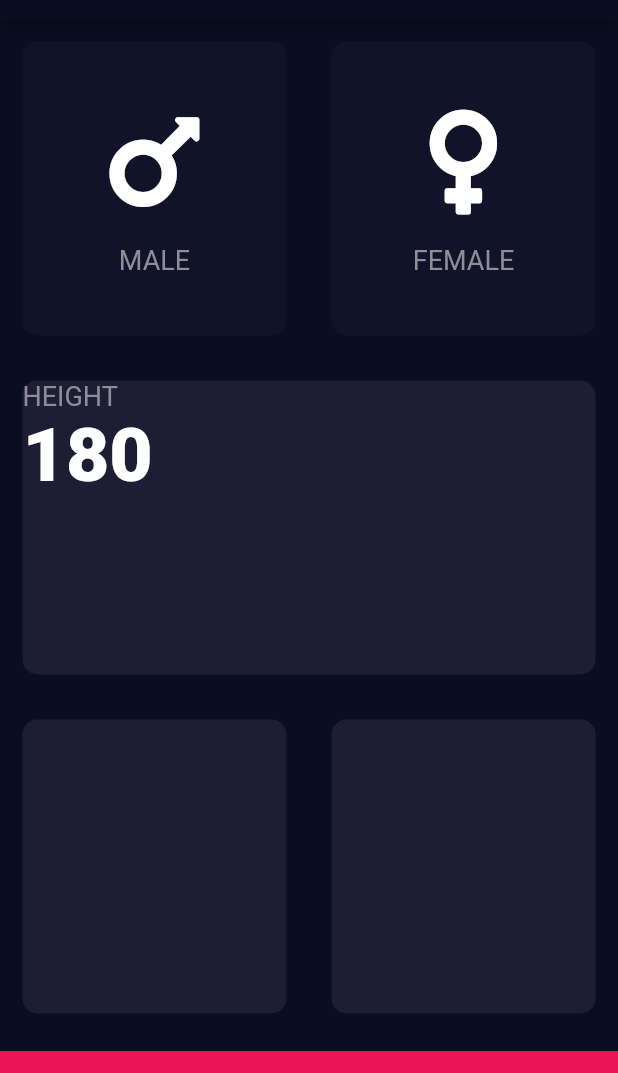
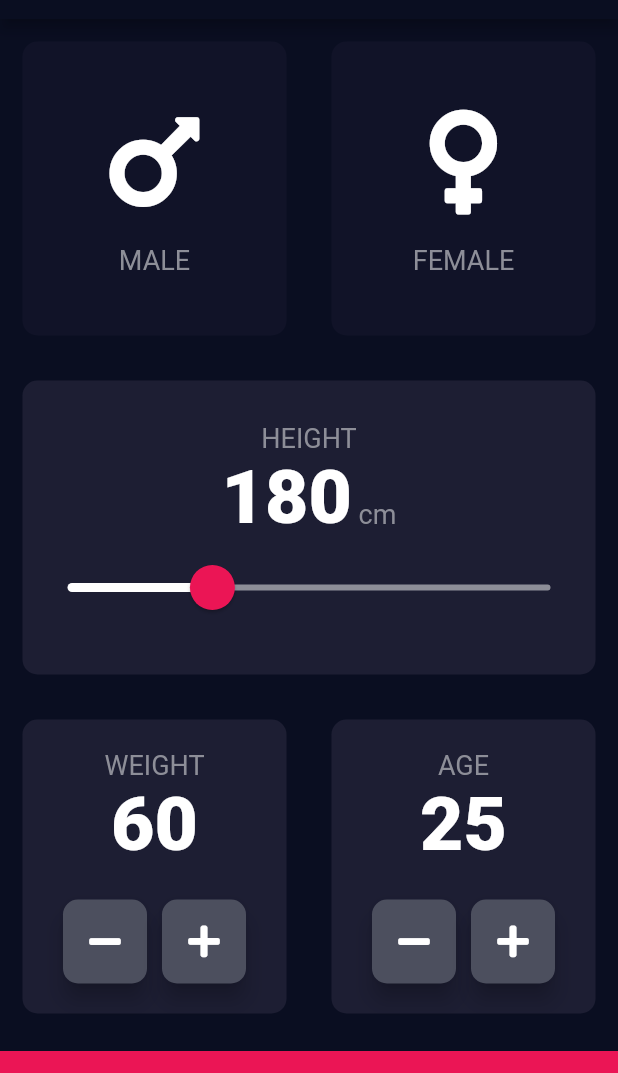
Before and after one commit to eightbytestech/ebt_bmi_calculator, a Flutter app: the screen it shows after launch, on a phone screen of 412 x 824 dp, the part 65-1138 px from its top. Run offline on Flutter 3.47's test engine with Material 2 defaults, Android fonts, the phone set to English and light mode, and no system bars; our stand-ins replace font_awesome_flutter.

Commit message:
added the slider, weight, and age options

```diff
--- a/lib/bmi_constants.dart
+++ b/lib/bmi_constants.dart
@@ -10,3 +10,11 @@ const kLabelTextStyle = TextStyle(
   fontSize: 18.0,
   color: Color(0xFF8D8E98),
 );
+
+const kNumberTextStyle = TextStyle(
+  fontSize: 50.0,
+  fontWeight: FontWeight.w900,
+);
+
+const kMininumValue = 120.0;
+const kMaximumValue = 320.0;
--- a/lib/input_page.dart
+++ b/lib/input_page.dart
@@ -6,15 +6,17 @@ import 'icon_content.dart';
 
 enum Gender { male, female }
 
-
 class InputPage extends StatefulWidget {
   @override
   _InputPageState createState() => _InputPageState();
 }
 
 class _InputPageState extends State<InputPage> {
+  Gender selectedGender;
 
-  Gender selectedGender;
+  int _height = 180;
+  int _weight = 60;
+  int _age = 25;
 
   @override
   Widget build(BuildContext context) {
@@ -25,18 +27,21 @@ class _InputPageState extends State<InputPage> {
         ),
       ),
       body: Column(
+        crossAxisAlignment: CrossAxisAlignment.stretch,
         children: <Widget>[
           Expanded(
             child: Row(
               children: <Widget>[
                 Expanded(
-                  child: ReUsableCard(
+                  child: ReusableCard(
                     onPress: () {
                       setState(() {
                         selectedGender = Gender.male;
                       });
                     },
-                    colour: selectedGender == Gender.male ? kActiveCardColor : kInactiveCardColor,
+                    colour: selectedGender == Gender.male
+                        ? kActiveCardColor
+                        : kInactiveCardColor,
                     cardChild: IconContent(
                       iconName: FontAwesomeIcons.mars,
                       cardText: 'MALE',
@@ -44,13 +49,15 @@ class _InputPageState extends State<InputPage> {
                   ),
                 ),
                 Expanded(
-                  child: ReUsableCard(
+                  child: ReusableCard(
                     onPress: () {
                       setState(() {
                         selectedGender = Gender.female;
                       });
                     },
-                    colour: selectedGender == Gender.female ? kActiveCardColor : kInactiveCardColor,
+                    colour: selectedGender == Gender.female
+                        ? kActiveCardColor
+                        : kInactiveCardColor,
                     cardChild: IconContent(
                       iconName: FontAwesomeIcons.venus,
                       cardText: 'FEMALE',
@@ -61,26 +68,52 @@ class _InputPageState extends State<InputPage> {
             ),
           ),
           Expanded(
-            child: ReUsableCard(
+            child: ReusableCard(
               colour: kActiveCardColor,
               cardChild: Column(
-                crossAxisAlignment: CrossAxisAlignment.stretch,
+                mainAxisAlignment: MainAxisAlignment.center,
                 children: <Widget>[
                   Text(
                     'HEIGHT',
                     style: kLabelTextStyle,
                   ),
                   Row(
+                    mainAxisAlignment: MainAxisAlignment.center,
+                    crossAxisAlignment: CrossAxisAlignment.baseline,
+                    textBaseline: TextBaseline.alphabetic,
                     children: <Widget>[
                       Text(
-                        '180',
-                        style: TextStyle(
-                          fontSize: 50.0,
-                          fontWeight: FontWeight.w900,
-                        )
-                      )
+                        _height.toString(),
+                        style: kNumberTextStyle,
+                      ),
+                      Text(
+                        ' cm',
+                        style: kLabelTextStyle,
+                      ),
                     ],
-                  )
+                  ),
+                  SliderTheme(
+                    data: SliderTheme.of(context).copyWith(
+                      activeTrackColor: Colors.white,
+                      inactiveTrackColor: Color(0xFF8D8E98),
+                      thumbColor: Color(0xFFEB1555),
+                      overlayColor: Color(0x29EB1555),
+                      thumbShape:
+                          RoundSliderThumbShape(enabledThumbRadius: 15.0),
+                      overlayShape:
+                          RoundSliderOverlayShape(overlayRadius: 30.0),
+                    ),
+                    child: Slider(
+                      value: _height.toDouble(),
+                      min: kMininumValue,
+                      max: kMaximumValue,
+                      onChanged: (double newValue) {
+                        setState(() {
+                          _height = newValue.round();
+                        });
+                      },
+                    ),
+                  ),
                 ],
               ),
             ),
@@ -89,13 +122,93 @@ class _InputPageState extends State<InputPage> {
             child: Row(
               children: <Widget>[
                 Expanded(
-                  child: ReUsableCard(
+                  child: ReusableCard(
                     colour: kActiveCardColor,
+                    cardChild: Column(
+                      mainAxisAlignment: MainAxisAlignment.center,
+                      children: <Widget>[
+                        Text(
+                          'WEIGHT',
+                          style: kLabelTextStyle,
+                        ),
+                        Text(
+                          _weight.toString(),
+                          style: kNumberTextStyle,
+                        ),
+                        SizedBox(
+                          height: 20.0,
+                        ),
+                        Row(
+                          mainAxisAlignment: MainAxisAlignment.center,
+                          children: <Widget>[
+                            RoundIconButton(
+                              icon: FontAwesomeIcons.minus,
+                              onPressed: () {
+                                setState(() {
+                                  _weight--;
+                                });
+                              },
+                            ),
+                            SizedBox(
+                              width: 10.0,
+                            ),
+                            RoundIconButton(
+                              icon: FontAwesomeIcons.plus,
+                              onPressed: () {
+                                setState(() {
+                                  _weight++;
+                                });
+                              },
+                            ),
+                          ],
+                        )
+                      ],
+                    ),
                   ),
                 ),
                 Expanded(
-                  child: ReUsableCard(
+                  child: ReusableCard(
                     colour: kActiveCardColor,
+                    cardChild: Column(
+                      mainAxisAlignment: MainAxisAlignment.center,
+                      children: <Widget>[
+                        Text(
+                          'AGE',
+                          style: kLabelTextStyle,
+                        ),
+                        Text(
+                          _age.toString(),
+                          style: kNumberTextStyle,
+                        ),
+                        SizedBox(
+                          height: 20.0,
+                        ),
+                        Row(
+                          mainAxisAlignment: MainAxisAlignment.center,
+                          children: <Widget>[
+                            RoundIconButton(
+                              icon: FontAwesomeIcons.minus,
+                              onPressed: () {
+                                setState(() {
+                                  _age--;
+                                });
+                              },
+                            ),
+                            SizedBox(
+                              width: 10.0,
+                            ),
+                            RoundIconButton(
+                              icon: FontAwesomeIcons.plus,
+                              onPressed: () {
+                                setState(() {
+                                  _age++;
+                                });
+                              },
+                            ),
+                          ],
+                        )
+                      ],
+                    ),
                   ),
                 ),
               ],
@@ -112,3 +225,27 @@ class _InputPageState extends State<InputPage> {
     );
   }
 }
+
+class RoundIconButton extends StatelessWidget {
+
+  final IconData icon;
+  final Function onPressed;
+
+  RoundIconButton({@required this.icon, @required this.onPressed});
+
+  @override
+  Widget build(BuildContext context) {
+    return RawMaterialButton(
+      child: Icon(icon),
+      onPressed: onPressed,
+      elevation: 6.0,
+      constraints: BoxConstraints.tightFor(
+        width: 56.0,
+        height: 56.0,
+      ),
+      //shape: CircleBorder(),
+      shape: RoundedRectangleBorder(borderRadius: BorderRadius.circular(10.0)),
+      fillColor: Color(0xFF4C4F5E),
+    );
+  }
+}
--- a/lib/reusable_card.dart
+++ b/lib/reusable_card.dart
@@ -1,7 +1,7 @@
 import 'package:flutter/material.dart';
 
-class ReUsableCard extends StatelessWidget {
-  ReUsableCard({@required this.colour, this.cardChild, this.onPress});
+class ReusableCard extends StatelessWidget {
+  ReusableCard({@required this.colour, this.cardChild, this.onPress});
 
   final Color colour;
   final Widget cardChild;
```
Also changed, not shown: 1 other file.
